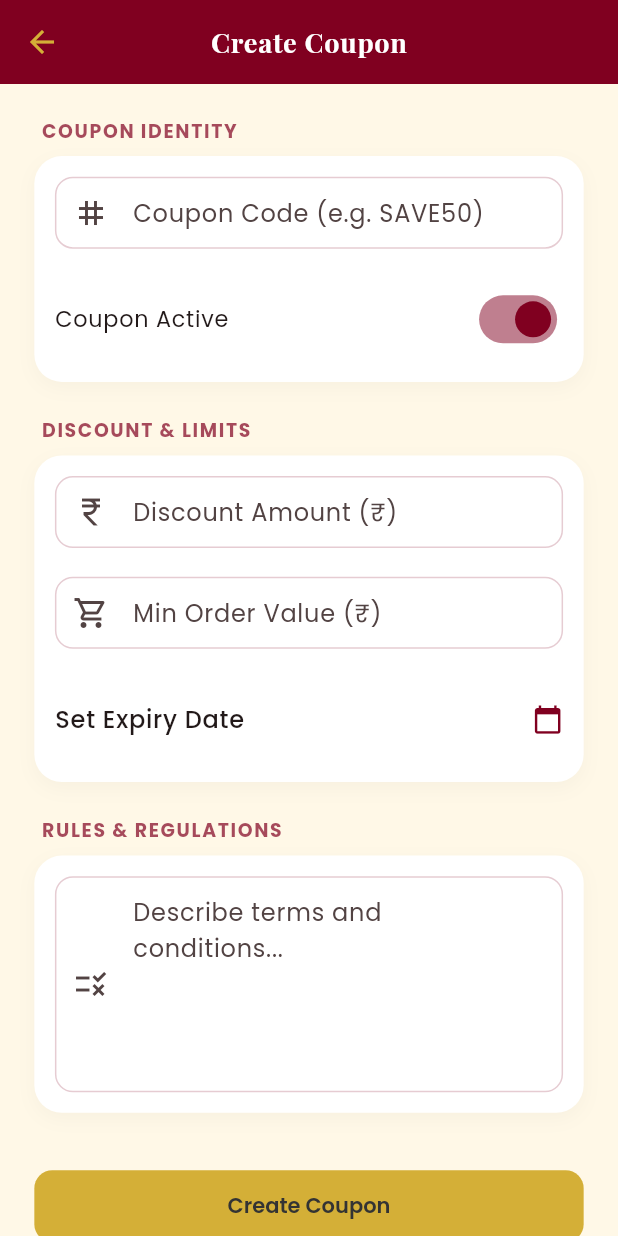
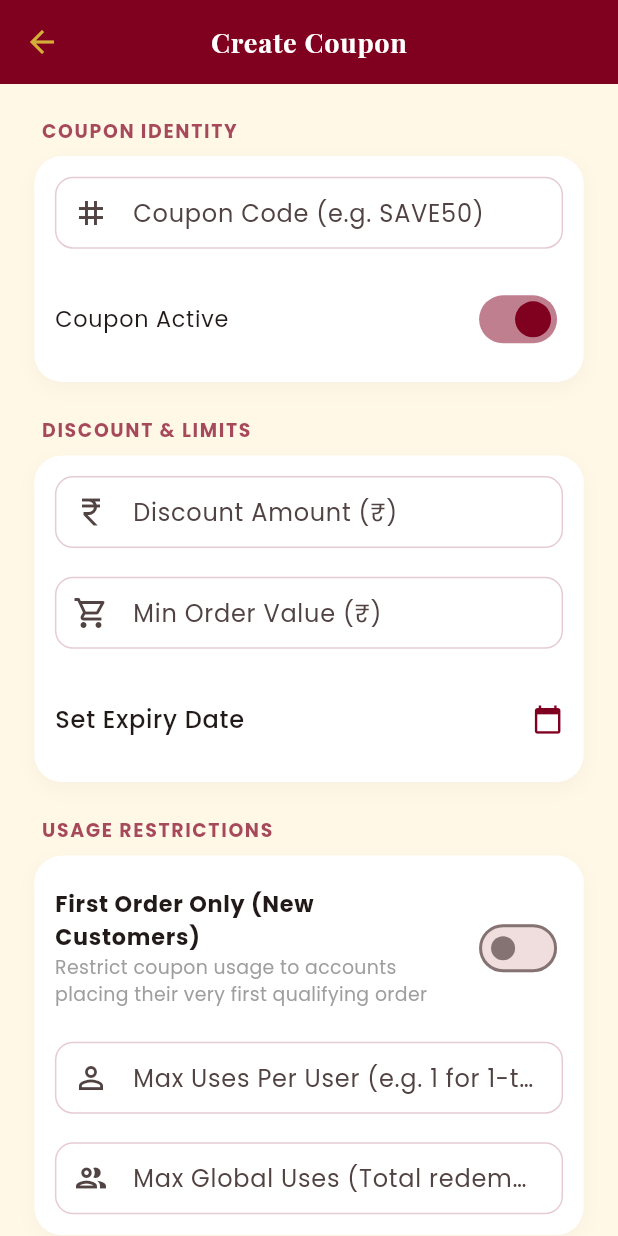
Before and after one commit to Tamil2612/maruthi_eats_admin, a Flutter app: the CouponFormScreen screen opened directly, on a phone screen of 412 x 824 dp. Run offline on Flutter 3.47's test engine with Material 3 defaults, Android fonts, the phone set to English and light mode, and no system bars; our stand-ins replace audioplayers, cloud_firestore, cloud_functions, firebase_auth, firebase_core, firebase_messaging and 4 more; accounts and stored records are empty.

Commit message:
Add coupon usage limits and order acceptance loading state

```diff
--- a/lib/models/coupon.dart
+++ b/lib/models/coupon.dart
@@ -8,6 +8,10 @@ class CouponModel {
   final DateTime? expiryDate;
   final String rules;
   final bool isActive;
+  final bool isFirstOrderOnly;
+  final int? maxUsesPerUser;
+  final int? maxGlobalUses;
+  final int currentGlobalUses;
 
   CouponModel({
     required this.id,
@@ -17,6 +21,10 @@ class CouponModel {
     this.expiryDate,
     required this.rules,
     this.isActive = true,
+    this.isFirstOrderOnly = false,
+    this.maxUsesPerUser,
+    this.maxGlobalUses,
+    this.currentGlobalUses = 0,
   });
 
   factory CouponModel.fromFirestore(String id, Map<String, dynamic> data) {
@@ -30,6 +38,14 @@ class CouponModel {
           : null,
       rules: data['rules'] ?? '',
       isActive: data['is_active'] ?? true,
+      isFirstOrderOnly: data['is_first_order_only'] ?? false,
+      maxUsesPerUser: data['max_uses_per_user'] != null
+          ? (data['max_uses_per_user'] as num).toInt()
+          : null,
+      maxGlobalUses: data['max_global_uses'] != null
+          ? (data['max_global_uses'] as num).toInt()
+          : null,
+      currentGlobalUses: (data['current_global_uses'] ?? 0).toInt(),
     );
   }
 
@@ -41,6 +57,10 @@ class CouponModel {
       'expiry_date': expiryDate != null ? Timestamp.fromDate(expiryDate!) : null,
       'rules': rules,
       'is_active': isActive,
+      'is_first_order_only': isFirstOrderOnly,
+      if (maxUsesPerUser != null) 'max_uses_per_user': maxUsesPerUser,
+      if (maxGlobalUses != null) 'max_global_uses': maxGlobalUses,
+      'current_global_uses': currentGlobalUses,
     };
   }
 }
--- a/lib/screens/coupon_form_screen.dart
+++ b/lib/screens/coupon_form_screen.dart
@@ -18,9 +18,12 @@ class _CouponFormScreenState extends State<CouponFormScreen> {
   late final TextEditingController _code;
   late final TextEditingController _amount;
   late final TextEditingController _minOrder;
+  late final TextEditingController _maxUsesPerUser;
+  late final TextEditingController _maxGlobalUses;
   late final TextEditingController _rules;
   DateTime? _expiryDate;
   bool _isActive = true;
+  bool _isFirstOrderOnly = false;
   bool _saving = false;
 
   @override
@@ -30,9 +33,12 @@ class _CouponFormScreenState extends State<CouponFormScreen> {
     _code = TextEditingController(text: e?.code ?? '');
     _amount = TextEditingController(text: e != null ? e.amount.toStringAsFixed(0) : '');
     _minOrder = TextEditingController(text: e != null ? e.minOrderValue.toStringAsFixed(0) : '');
+    _maxUsesPerUser = TextEditingController(text: e?.maxUsesPerUser != null ? e!.maxUsesPerUser.toString() : '');
+    _maxGlobalUses = TextEditingController(text: e?.maxGlobalUses != null ? e!.maxGlobalUses.toString() : '');
     _rules = TextEditingController(text: e?.rules ?? '');
     _expiryDate = e?.expiryDate;
     _isActive = e?.isActive ?? true;
+    _isFirstOrderOnly = e?.isFirstOrderOnly ?? false;
   }
 
   @override
@@ -40,6 +46,8 @@ class _CouponFormScreenState extends State<CouponFormScreen> {
     _code.dispose();
     _amount.dispose();
     _minOrder.dispose();
+    _maxUsesPerUser.dispose();
+    _maxGlobalUses.dispose();
     _rules.dispose();
     super.dispose();
   }
@@ -105,6 +113,38 @@ class _CouponFormScreenState extends State<CouponFormScreen> {
                   ),
                   trailing: Icon(Icons.calendar_today, size: 18.sp, color: AppColors.maroon),
                   onTap: _pickExpiryDate,
+                ),
+              ],
+            ),
+            20.verticalSpace,
+            FormSection(
+              title: 'Usage Restrictions',
+              children: [
+                SwitchListTile(
+                  contentPadding: EdgeInsets.zero,
+                  title: Text('First Order Only (New Customers)', style: TextStyle(fontSize: 13.sp, fontWeight: FontWeight.bold)),
+                  subtitle: Text('Restrict coupon usage to accounts placing their very first qualifying order', style: TextStyle(fontSize: 11.sp, color: Colors.grey)),
+                  value: _isFirstOrderOnly,
+                  activeColor: AppColors.maroon,
+                  onChanged: (v) => setState(() => _isFirstOrderOnly = v),
+                ),
+                12.verticalSpace,
+                TextField(
+                  controller: _maxUsesPerUser,
+                  keyboardType: TextInputType.number,
+                  decoration: const InputDecoration(
+                    hintText: 'Max Uses Per User (e.g. 1 for 1-time promo, leave blank for unlimited)',
+                    prefixIcon: Icon(Icons.person_outline),
+                  ),
+                ),
+                16.verticalSpace,
+                TextField(
+                  controller: _maxGlobalUses,
+                  keyboardType: TextInputType.number,
+                  decoration: const InputDecoration(
+                    hintText: 'Max Global Uses (Total redemptions across all users, leave blank for unlimited)',
+                    prefixIcon: Icon(Icons.group_outlined),
+                  ),
                 ),
               ],
             ),
@@ -203,18 +243,36 @@ class _CouponFormScreenState extends State<CouponFormScreen> {
         return;
       }
 
-      final data = {
+      final maxPerUser = int.tryParse(_maxUsesPerUser.text.trim());
+      final maxGlobal = int.tryParse(_maxGlobalUses.text.trim());
+      final isEditing = widget.existing != null;
+
+      final data = <String, dynamic>{
         'code': normalizedCode,
         'amount': amount,
         'min_order_value': double.tryParse(_minOrder.text.trim()) ?? 0,
         'expiry_date': _expiryDate != null ? Timestamp.fromDate(_expiryDate!) : null,
         'rules': _rules.text.trim(),
         'is_active': _isActive,
+        'is_first_order_only': _isFirstOrderOnly,
       };
 
-      if (widget.existing != null) {
+      if (maxPerUser != null && maxPerUser > 0) {
+        data['max_uses_per_user'] = maxPerUser;
+      } else if (isEditing) {
+        data['max_uses_per_user'] = FieldValue.delete();
+      }
+
+      if (maxGlobal != null && maxGlobal > 0) {
+        data['max_global_uses'] = maxGlobal;
+      } else if (isEditing) {
+        data['max_global_uses'] = FieldValue.delete();
+      }
+
+      if (isEditing) {
         await collection.doc(widget.existing!.id).update(data);
       } else {
+        data['current_global_uses'] = 0;
         await collection.add(data);
       }
       if (mounted) Navigator.pop(context);
```
Also changed, not shown: lib/screens/coupon_management_screen.dart (+47 -2 lines), lib/screens/home_shell.dart (+18 -12 lines), lib/widgets/new_order_overlay.dart (+23 -6 lines).
